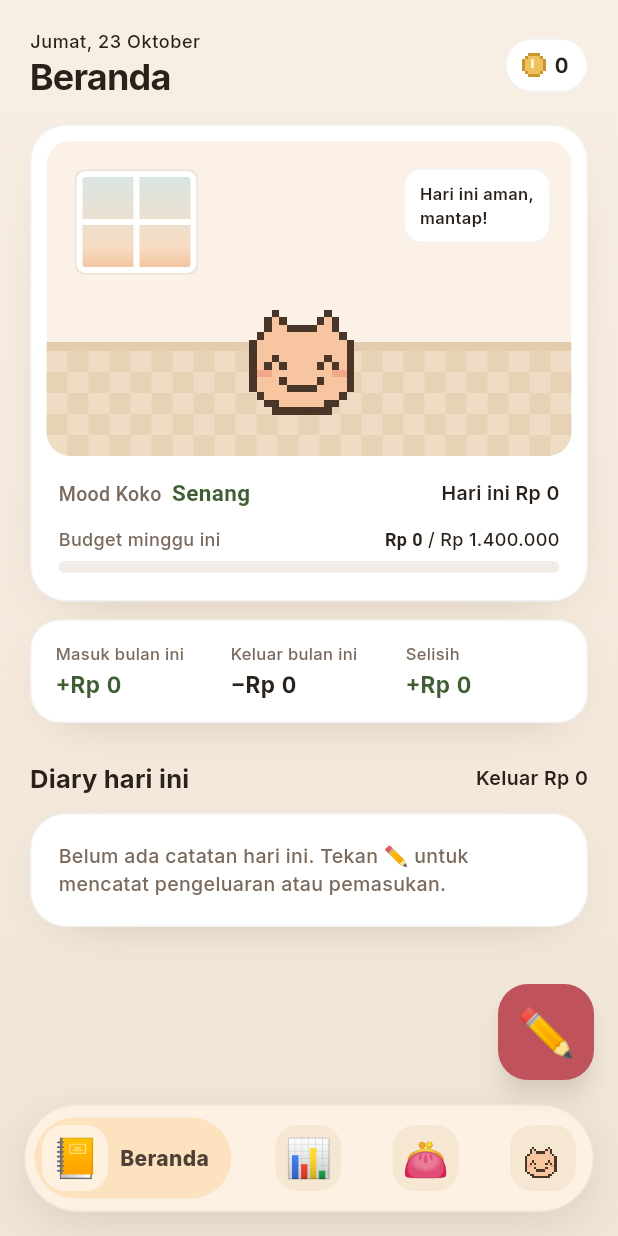
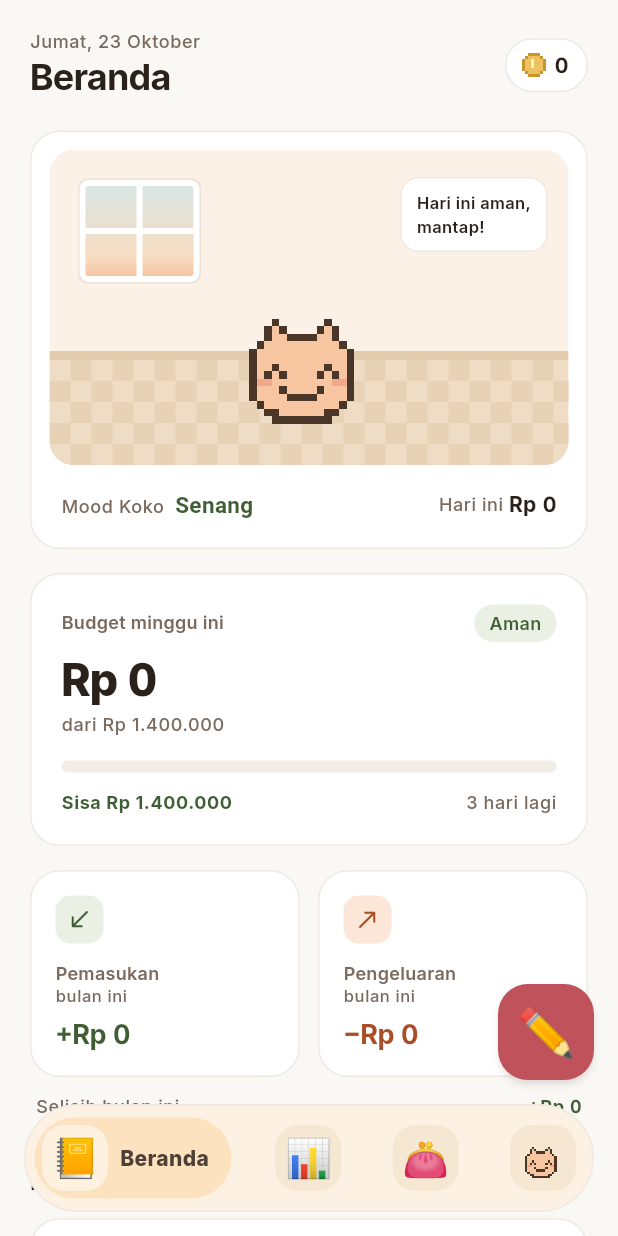
Before and after one commit to Lim018/koin, a Flutter app: the screen it shows after launch, on a phone screen of 412 x 824 dp. Run offline on Flutter 3.47's test engine with Material 3 defaults, Android fonts, the phone set to English and light mode, and no system bars; our stand-ins replace flutter_riverpod, isar_community; missing offline and left inert: home_widget; accounts and stored records are empty; generated files the repository leaves out were written again.

Commit message:
Redesign tema flat cozy-minimalist dan Beranda modular

```diff
--- a/lib/core/shop/catalog.dart
+++ b/lib/core/shop/catalog.dart
@@ -232,7 +232,7 @@ enum Habitat implements ShopItem {
   kamar(
     'Kamar Hangat',
     0,
-    background: [Color(0xFFF8EFE4), Color(0xFFF3E8DA), Color(0xFFEFE6D8)],
+    canvas: Color(0xFFFAF8F5),
     wall: Color(0xFFFBF1E6),
     floor: (Color(0xFFEEDCC4), Color(0xFFE7D2B6)),
     skirting: Color(0xFFE3CBAE),
@@ -242,7 +242,7 @@ enum Habitat implements ShopItem {
   hutanBambu(
     'Hutan Bambu',
     300,
-    background: [Color(0xFFEDF3E4), Color(0xFFE4EDD8), Color(0xFFDAE6CC)],
+    canvas: Color(0xFFEDF3E4),
     wall: Color(0xFFF1F7E9),
     floor: (Color(0xFFD9E7C6), Color(0xFFCCDDB6)),
     skirting: Color(0xFFB4CB9B),
@@ -252,7 +252,7 @@ enum Habitat implements ShopItem {
   kutubEs(
     'Kutub Es',
     350,
-    background: [Color(0xFFEBF3F8), Color(0xFFE2EDF5), Color(0xFFD8E6F0)],
+    canvas: Color(0xFFEBF3F8),
     wall: Color(0xFFF2F8FC),
     floor: (Color(0xFFDFECF5), Color(0xFFD2E3EF)),
     skirting: Color(0xFFB5CDE0),
@@ -262,7 +262,7 @@ enum Habitat implements ShopItem {
   padangBunga(
     'Padang Bunga',
     400,
-    background: [Color(0xFFFCEDF2), Color(0xFFF7E3EB), Color(0xFFF2D9E4)],
+    canvas: Color(0xFFFCEDF2),
     wall: Color(0xFFFDF3F7),
     floor: (Color(0xFFF5DCE6), Color(0xFFEFCFDC)),
     skirting: Color(0xFFE2B2C6),
@@ -272,7 +272,7 @@ enum Habitat implements ShopItem {
   senjaPantai(
     'Senja Pantai',
     450,
-    background: [Color(0xFFFDEDE0), Color(0xFFF9E2CF), Color(0xFFF4D7C1)],
+    canvas: Color(0xFFFDEDE0),
     wall: Color(0xFFFEF4EA),
     floor: (Color(0xFFF3DEC3), Color(0xFFEDD1B0)),
     skirting: Color(0xFFDBB688),
@@ -282,7 +282,7 @@ enum Habitat implements ShopItem {
   guaKristal(
     'Gua Kristal',
     500,
-    background: [Color(0xFFF1ECF9), Color(0xFFE9E2F5), Color(0xFFE1D9F0)],
+    canvas: Color(0xFFF1ECF9),
     wall: Color(0xFFF5F1FC),
     floor: (Color(0xFFE4DBF2), Color(0xFFD9CDEC)),
     skirting: Color(0xFFC1B0DF),
@@ -293,7 +293,7 @@ enum Habitat implements ShopItem {
   const Habitat(
     this.label,
     this.price, {
-    required this.background,
+    required this.canvas,
     required this.wall,
     required this.floor,
     required this.skirting,
@@ -310,8 +310,8 @@ enum Habitat implements ShopItem {
   @override
   String get id => name;
 
-  /// App background gradient, top to bottom.
-  final List<Color> background;
+  /// Flat app background.
+  final Color canvas;
   final Color wall;
 
   /// Checker floor (light, dark).
--- a/lib/core/theme/app_colors.dart
+++ b/lib/core/theme/app_colors.dart
@@ -2,15 +2,13 @@ import 'package:flutter/material.dart';
 
 /// "Cozy Nostalgia" palette, taken from the design in docs/standalone.html.
 abstract final class AppColors {
-  // Backgrounds (warm beige/cream gradient).
-  static const backgroundTop = Color(0xFFF8EFE4);
-  static const backgroundMid = Color(0xFFF3E8DA);
-  static const backgroundBottom = Color(0xFFEFE6D8);
+  // Flat warm cream canvas (the default habitat's background).
+  static const canvas = Color(0xFFFAF8F5);
   static const roomWall = Color(0xFFFBF1E6);
 
   // Surfaces.
   static const card = Color(0xFFFFFFFF);
-  static const cardBorder = Color(0x0F2A211B); // rgba(42,33,27,0.06)
+  static const cardBorder = Color(0xFFEFE9E1); // hairline on cream
   static const chipBorder = Color(0xFFE6DED3);
   static const shadow = Color(0x40503723); // rgba(80,55,35,0.25)
 
@@ -26,7 +24,7 @@ abstract final class AppColors {
   static const sageLight = Color(0xFFEAF1E4);
   static const sageSoft = Color(0xFF7FA06E); // dots, bars
 
-  // Over budget: soft sunset orange (never harsh red).
+  // Spending and over budget: soft terracotta (never harsh red).
   static const sunset = Color(0xFFD9734E);
   static const sunsetSoft = Color(0xFFE8875A); // dots, bars
   static const sunsetLight = Color(0xFFFCE6D7);
--- a/lib/core/theme/app_theme.dart
+++ b/lib/core/theme/app_theme.dart
@@ -20,11 +20,21 @@ ThemeData buildAppTheme() {
   return ThemeData(
     useMaterial3: true,
     colorScheme: colorScheme,
-    scaffoldBackgroundColor: AppColors.backgroundMid,
+    scaffoldBackgroundColor: AppColors.canvas,
     // Bundled in assets/fonts (SIL OFL, see Inter-OFL.txt).
     fontFamily: 'Inter',
+    // Inter is bundled (assets/fonts, SIL OFL) so text renders offline.
+    // Hierarchy: headlineLarge for money totals, headlineMedium for page
+    // titles, titleMedium for card titles, bodySmall/labelMedium for labels.
     textTheme:
         const TextTheme(
+              headlineLarge: TextStyle(
+                fontSize: 30,
+                fontWeight: FontWeight.w800,
+                letterSpacing: -0.8,
+                height: 1.15,
+                fontFeatures: [FontFeature.tabularFigures()],
+              ),
               headlineMedium: TextStyle(
                 fontSize: 24,
                 fontWeight: FontWeight.w700,
@@ -36,23 +46,50 @@ ThemeData buildAppTheme() {
                 letterSpacing: -0.6,
                 fontFeatures: [FontFeature.tabularFigures()],
               ),
+              titleLarge: TextStyle(
+                fontSize: 18,
+                fontWeight: FontWeight.w700,
+                letterSpacing: -0.3,
+                fontFeatures: [FontFeature.tabularFigures()],
+              ),
               titleMedium: TextStyle(fontSize: 17, fontWeight: FontWeight.w700),
               bodyMedium: TextStyle(fontSize: 14, fontWeight: FontWeight.w500),
-          bodySmall: TextStyle(
+            )
+            .apply(
+              bodyColor: AppColors.textPrimary,
+              displayColor: AppColors.textPrimary,
+            )
+            .copyWith(
+              // apply() recolours every style; supporting labels stay muted.
+              bodySmall: const TextStyle(
                 fontSize: 12,
                 fontWeight: FontWeight.w500,
                 color: AppColors.textSecondary,
               ),
-        ).apply(
-          bodyColor: AppColors.textPrimary,
-          displayColor: AppColors.textPrimary,
+              labelMedium: const TextStyle(
+                fontSize: 12,
+                fontWeight: FontWeight.w600,
+                letterSpacing: 0.2,
+                color: AppColors.textSecondary,
+              ),
+            ),
+    progressIndicatorTheme: ProgressIndicatorThemeData(
+      color: AppColors.sageSoft,
+      linearTrackColor: AppColors.track,
+      linearMinHeight: 8,
+      borderRadius: BorderRadius.circular(99),
+    ),
+    dividerTheme: const DividerThemeData(
+      color: AppColors.track,
+      thickness: 1,
+      space: 1,
     ),
     cardTheme: CardThemeData(
       color: AppColors.card,
       elevation: 0,
       margin: EdgeInsets.zero,
       shape: RoundedRectangleBorder(
-        borderRadius: BorderRadius.circular(24),
+        borderRadius: BorderRadius.circular(20),
         side: const BorderSide(color: AppColors.cardBorder),
       ),
     ),
--- a/lib/features/dashboard/dashboard_page.dart
+++ b/lib/features/dashboard/dashboard_page.dart
@@ -14,7 +14,8 @@ import '../shop/coins.dart';
 import '../shop/shop_page.dart';
 import '../shell/home_shell.dart';
 
-/// "Kamar Koko": the mascot's room on top, today's diary below.
+/// Beranda, top to bottom: Koko's room, this week's budget, this month's
+/// money in/out, and today's diary.
 class DashboardPage extends ConsumerWidget {
   const DashboardPage({super.key});
 
@@ -45,26 +46,29 @@ class DashboardPage extends ConsumerWidget {
               ),
             ],
           ),
+          const SizedBox(height: 20),
+          switch ((todaySummary, weekSummary)) {
+            (AsyncData(value: final d), AsyncData(value: final w)) => Column(
+              children: [
+                _MascotCard(today: d),
                 const SizedBox(height: 16),
-          switch ((todaySummary, weekSummary)) {
-            (AsyncData(value: final d), AsyncData(value: final w)) => _RoomCard(
-              today: d,
-              week: w,
+                _WeeklyBudgetCard(week: w, today: today),
+              ],
             ),
             (AsyncError(:final error), _) ||
             (_, AsyncError(:final error)) => ErrorText(error),
             _ => const SizedBox(
-              height: 320,
+              height: 420,
               child: Center(child: CircularProgressIndicator()),
             ),
           },
           if (month case AsyncData(value: final m)) ...[
-            const SizedBox(height: 12),
+            const SizedBox(height: 16),
             _MonthFlow(income: incomeOf(m), spent: totalOf(m)),
           ],
-          const SizedBox(height: 24),
+          const SizedBox(height: 28),
           _DiaryHeader(total: todaySummary.valueOrNull?.spent),
-          const SizedBox(height: 10),
+          const SizedBox(height: 12),
           transactions.when(
             loading: () => const SizedBox.shrink(),
             error: (e, _) => ErrorText(e),
@@ -81,21 +85,20 @@ class DashboardPage extends ConsumerWidget {
   }
 }
 
-class _RoomCard extends ConsumerWidget {
-  const _RoomCard({required this.today, required this.week});
+/// Koko's room plus today's mood and spending.
+class _MascotCard extends ConsumerWidget {
+  const _MascotCard({required this.today});
 
   final BudgetSummary today;
-  final BudgetSummary week;
 
   @override
   Widget build(BuildContext context, WidgetRef ref) {
+    final text = Theme.of(context).textTheme;
     final mood = today.mood;
-    final weekOver = isOverBudget(spent: week.spent, budget: week.budget);
-
     return CozyCard(
-      padding: const EdgeInsets.all(10),
+      padding: const EdgeInsets.all(12),
       child: Column(
-        crossAxisAlignment: CrossAxisAlignment.start,
+        crossAxisAlignment: CrossAxisAlignment.stretch,
         children: [
           KokoRoom(
             mood: mood,
@@ -103,23 +106,14 @@ class _RoomCard extends ConsumerWidget {
             bubble: _bubbleText(mood),
           ),
           Padding(
-            padding: const EdgeInsets.fromLTRB(8, 14, 8, 8),
-            child: Column(
-              crossAxisAlignment: CrossAxisAlignment.start,
-              children: [
-                Row(
+            padding: const EdgeInsets.fromLTRB(8, 16, 8, 6),
+            child: Row(
               children: [
                 Expanded(
                   child: Text.rich(
                     TextSpan(
                       children: [
-                            const TextSpan(
-                              text: 'Mood Koko  ',
-                              style: TextStyle(
-                                fontSize: 13,
-                                color: AppColors.textSecondary,
-                              ),
-                            ),
+                        TextSpan(text: 'Mood Koko  ', style: text.bodySmall),
                         TextSpan(
                           text: moodLabel(mood),
                           style: TextStyle(
@@ -135,48 +129,13 @@ class _RoomCard extends ConsumerWidget {
                     overflow: TextOverflow.ellipsis,
                   ),
                 ),
+                Text('Hari ini ', style: text.bodySmall),
                 Text(
-                      'Hari ini ${formatRupiah(today.spent)}',
-                      style: const TextStyle(
-                        fontSize: 13,
-                        fontWeight: FontWeight.w600,
+                  formatRupiah(today.spent),
+                  style: text.bodyMedium?.copyWith(
+                    fontWeight: FontWeight.w700,
+                    fontFeatures: const [FontFeature.tabularFigures()],
                   ),
-                    ),
-                  ],
-                ),
-                const SizedBox(height: 12),
-                Row(
-                  children: [
-                    const Expanded(
-                      child: Text(
-                        'Budget minggu ini',
-                        overflow: TextOverflow.ellipsis,
-                        style: TextStyle(
-                          fontSize: 12,
-                          color: AppColors.textSecondary,
-                        ),
-                      ),
-                    ),
-                    Text.rich(
-                      TextSpan(
-                        children: [
-                          TextSpan(
-                            text: formatRupiah(week.spent),
-                            style: TextStyle(
-                              fontWeight: FontWeight.w700,
-                              color: weekOver ? AppColors.sunsetInk : null,
-                            ),
-                          ),
-                          TextSpan(text: ' / ${formatRupiah(week.budget)}'),
-                        ],
-                      ),
-                      style: const TextStyle(fontSize: 12),
-                    ),
-                  ],
-                ),
-                const SizedBox(height: 6),
-                BudgetBar(
-                  value: week.budget > 0 ? week.spent / week.budget : 0,
                 ),
               ],
             ),
@@ -193,6 +152,73 @@ String _bubbleText(KokoMood mood) => switch (mood) {
   KokoMood.grumpy => 'Udah lewat\ntarget hari ini!',
 };
 
+/// This week's spending against 7 × the daily target.
+class _WeeklyBudgetCard extends StatelessWidget {
+  const _WeeklyBudgetCard({required this.week, required this.today});
+
+  final BudgetSummary week;
+  final DateTime today;
+
+  @override
+  Widget build(BuildContext context) {
+    final text = Theme.of(context).textTheme;
+    final over = isOverBudget(spent: week.spent, budget: week.budget);
+    final left = week.budget - week.spent;
+    // The week ends on Sunday; today still counts.
+    final daysLeft = 8 - today.weekday;
+    return CozyCard(
+      child: Column(
+        crossAxisAlignment: CrossAxisAlignment.start,
+        children: [
+          Row(
+            children: [
+              Expanded(
+                child: Text('Budget minggu ini', style: text.labelMedium),
+              ),
+              StatusPill(label: over ? 'Lewat' : 'Aman', over: over),
+            ],
+          ),
+          const SizedBox(height: 8),
+          FittedBox(
+            fit: BoxFit.scaleDown,
+            alignment: Alignment.centerLeft,
+            child: Text(
+              formatRupiah(week.spent),
+              style: text.headlineLarge?.copyWith(
+                color: over ? AppColors.sunsetInk : null,
+              ),
+            ),
+          ),
+          const SizedBox(height: 4),
+          Text('dari ${formatRupiah(week.budget)}', style: text.bodySmall),
+          const SizedBox(height: 16),
+          BudgetBar(value: week.budget > 0 ? week.spent / week.budget : 0),
+          const SizedBox(height: 12),
+          Row(
+            children: [
+              Expanded(
+                child: Text(
+                  over
+                      ? 'Lewat ${formatRupiah(-left)}'
+                      : 'Sisa ${formatRupiah(left)}',
+                  style: text.bodySmall?.copyWith(
+                    fontWeight: FontWeight.w700,
+                    color: over ? AppColors.sunsetInk : AppColors.sageDark,
+                  ),
+                ),
+              ),
+              Text(
+                daysLeft == 1 ? 'Hari terakhir' : '$daysLeft hari lagi',
+                style: text.bodySmall,
+              ),
+            ],
+          ),
+        ],
+      ),
+    );
+  }
+}
+
 /// This month's money in vs. out (income never affects Koko's budget).
 class _MonthFlow extends StatelessWidget {
   const _MonthFlow({required this.income, required this.spent});
@@ -202,71 +228,98 @@ class _MonthFlow extends StatelessWidget {
 
   @override
   Widget build(BuildContext context) {
+    final text = Theme.of(context).textTheme;
     final net = income - spent;
-    return CozyCard(
-      radius: 20,
-      padding: const EdgeInsets.symmetric(horizontal: 16, vertical: 14),
-      child: Row(
-        spacing: 12,
+    return Column(
+      children: [
+        Row(
           children: [
             Expanded(
-            child: _Flow(
-              label: 'Masuk bulan ini',
+              child: _FlowCard(
+                label: 'Pemasukan',
                 value: '+${formatRupiah(income)}',
+                icon: Icons.south_west_rounded,
                 color: AppColors.sageDark,
+                tint: AppColors.sageLight,
               ),
             ),
+            const SizedBox(width: 12),
             Expanded(
-            child: _Flow(
-              label: 'Keluar bulan ini',
+              child: _FlowCard(
+                label: 'Pengeluaran',
                 value: '−${formatRupiah(spent)}',
-              color: AppColors.textPrimary,
-            ),
-          ),
-          Expanded(
-            child: _Flow(
-              label: 'Selisih',
-              value: '${net < 0 ? '−' : '+'}${formatRupiah(net.abs())}',
-              color: net < 0 ? AppColors.sunsetInk : AppColors.sageDark,
+                icon: Icons.north_east_rounded,
+                color: AppColors.sunsetInk,
+                tint: AppColors.sunsetLight,
               ),
             ),
           ],
         ),
+        const SizedBox(height: 12),
+        Padding(
+          padding: const EdgeInsets.symmetric(horizontal: 4),
+          child: Row(
+            children: [
+              Expanded(child: Text('Selisih bulan ini', style: text.bodySmall)),
+              Text(
+                '${net < 0 ? '−' : '+'}${formatRupiah(net.abs())}',
+                style: text.bodySmall?.copyWith(
+                  fontWeight: FontWeight.w700,
+                  color: net < 0 ? AppColors.sunsetInk : AppColors.sageDark,
+                  fontFeatures: const [FontFeature.tabularFigures()],
+                ),
+              ),
+            ],
+          ),
+        ),
+      ],
     );
   }
 }
 
-class _Flow extends StatelessWidget {
-  const _Flow({required this.label, required this.value, required this.color});
+class _FlowCard extends StatelessWidget {
+  const _FlowCard({
+    required this.label,
+    required this.value,
+    required this.icon,
+    required this.color,
+    required this.tint,
+  });
 
   final String label;
   final String value;
+  final IconData icon;
   final Color color;
+  final Color tint;
 
   @override
   Widget build(BuildContext context) {
-    return Column(
+    final text = Theme.of(context).textTheme;
+    return CozyCard(
+      padding: const EdgeInsets.all(16),
+      child: Column(
         crossAxisAlignment: CrossAxisAlignment.start,
         children: [
-        Text(
-          label,
-          style: const TextStyle(fontSize: 11, color: AppColors.textSecondary),
+          Container(
+            width: 32,
+            height: 32,
+            decoration: BoxDecoration(
+              color: tint,
+              borderRadius: BorderRadius.circular(10),
             ),
-        const SizedBox(height: 2),
+            child: Icon(icon, size: 18, color: color),
+          ),
+          const SizedBox(height: 12),
+          Text(label, style: text.labelMedium),
+          Text('bulan ini', style: text.bodySmall?.copyWith(fontSize: 11)),
+          const SizedBox(height: 6),
           FittedBox(
             fit: BoxFit.scaleDown,
             alignment: Alignment.centerLeft,
-          child: Text(
-            value,
-            style: TextStyle(
-              fontSize: 15,
-              fontWeight: FontWeight.w700,
-              color: color,
-              fontFeatures: const [FontFeature.tabularFigures()],
-            ),
-          ),
+            child: Text(value, style: text.titleLarge?.copyWith(color: color)),
           ),
         ],
+      ),
     );
   }
 }
--- a/lib/features/shell/home_shell.dart
+++ b/lib/features/shell/home_shell.dart
@@ -84,13 +84,6 @@ class _NavBar extends StatelessWidget {
         color: bar,
         borderRadius: BorderRadius.circular(999),
         border: Border.all(color: AppColors.cardBorder),
-        boxShadow: const [
-          BoxShadow(
-            color: Color(0x1F503723),
-            blurRadius: 24,
-            offset: Offset(0, 8),
-          ),
-        ],
       ),
       child: Row(
         mainAxisAlignment: MainAxisAlignment.spaceBetween,
@@ -183,7 +176,7 @@ class _WriteButton extends StatelessWidget {
       message: 'Catat transaksi',
       child: Material(
         color: const Color(0xFFC0525C),
-        elevation: 6,
+        elevation: 2,
         shadowColor: AppColors.shadow,
         shape: RoundedRectangleBorder(borderRadius: BorderRadius.circular(20)),
         child: InkWell(
--- a/lib/ui/cozy.dart
+++ b/lib/ui/cozy.dart
@@ -3,42 +3,37 @@ import 'package:flutter/material.dart';
 import '../core/shop/catalog.dart';
 import '../core/theme/app_colors.dart';
 
-/// White card with a 1px border and a very soft warm shadow.
+/// Flat white card: hairline border, no shadow, radius 20.
 class CozyCard extends StatelessWidget {
   const CozyCard({
     super.key,
     required this.child,
-    this.padding = const EdgeInsets.all(18),
-    this.radius = 24,
+    this.padding = const EdgeInsets.all(20),
+    this.radius = 20,
+    this.color = AppColors.card,
   });
 
   final Widget child;
   final EdgeInsetsGeometry padding;
   final double radius;
+  final Color color;
 
   @override
   Widget build(BuildContext context) {
     return Container(
       padding: padding,
       decoration: BoxDecoration(
-        color: AppColors.card,
+        color: color,
         borderRadius: BorderRadius.circular(radius),
         border: Border.all(color: AppColors.cardBorder),
-        boxShadow: const [
-          BoxShadow(
-            color: AppColors.shadow,
-            offset: Offset(0, 10),
-            blurRadius: 28,
-            spreadRadius: -16,
-          ),
-        ],
       ),
       child: child,
     );
   }
 }
 
-/// The gradient behind every screen, in the equipped [habitat]'s colours.
+/// The flat background behind every screen, in the equipped [habitat]'s
+/// colour.
 class CozyBackground extends StatelessWidget {
   const CozyBackground({
     super.key,
@@ -53,36 +48,24 @@ class CozyBackground extends StatelessWidget {
   Widget build(BuildContext context) {
     return AnimatedContainer(
       duration: const Duration(milliseconds: 300),
-      decoration: BoxDecoration(
-        gradient: LinearGradient(
-          begin: Alignment.topCenter,
-          end: Alignment.bottomCenter,
-          stops: const [0, 0.6, 1],
-          colors: habitat.background,
-        ),
-      ),
+      color: habitat.canvas,
       child: child,
     );
   }
 }
 
-/// Rounded progress bar; turns sunset orange once [value] passes 1.
+/// Rounded progress bar (styled by the theme); turns terracotta once
+/// [value] passes 1.
 class BudgetBar extends StatelessWidget {
-  const BudgetBar({super.key, required this.value, this.height = 8});
+  const BudgetBar({super.key, required this.value});
 
   final double value;
-  final double height;
 
   @override
   Widget build(BuildContext context) {
-    return ClipRRect(
-      borderRadius: BorderRadius.circular(99),
-      child: LinearProgressIndicator(
-        value: value.clamp(0, 1),
-        minHeight: height,
-        backgroundColor: AppColors.track,
-        color: value > 1 ? AppColors.sunsetSoft : AppColors.sageSoft,
-      ),
+    return LinearProgressIndicator(
+      value: value.clamp(0, 1),
+      color: value > 1 ? AppColors.sunsetSoft : AppColors.sageSoft,
     );
   }
 }
```
Also changed, not shown: 1 other file. Lines whose indentation alone changed are shown as unchanged.
